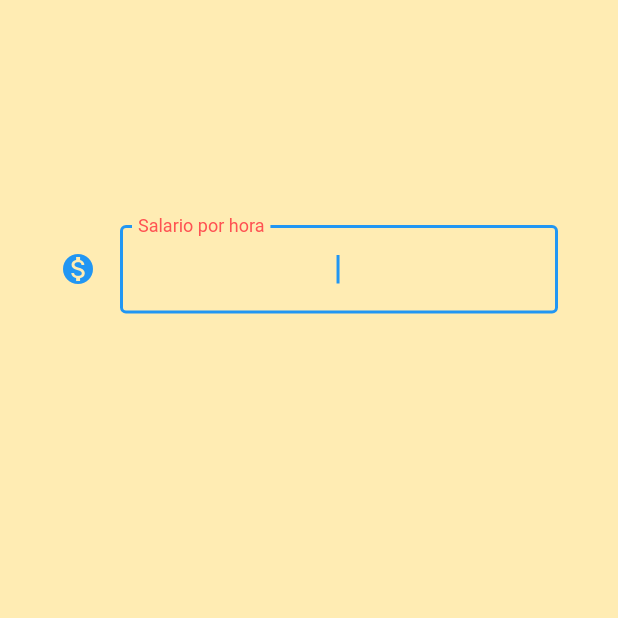
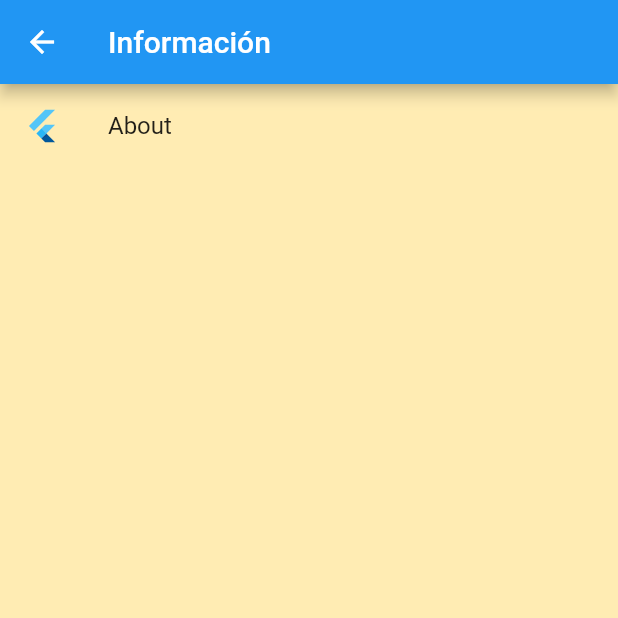
Before and after one commit to ExequielGonzalez/my_salary, a Flutter app: the Config screen opened by its route, on a phone screen of 412 x 824 dp, the top half of it. Run offline on Flutter 3.47's test engine with Material 2 defaults, Android fonts, the phone set to English and light mode, and no system bars; our stand-ins replace flutter_spinkit, hive; accounts and stored records are empty; generated files the repository leaves out were written again.

Commit message:
aplicacion terminada

```diff
--- a/lib/pages/config.dart
+++ b/lib/pages/config.dart
@@ -13,29 +13,48 @@ class _ConfigState extends State<Config> {
   Widget build(BuildContext context) {
     return Scaffold(
       backgroundColor: Colors.amber[100],
-      body: Center(
-          child: Column(
-        children: <Widget>[
-          Padding(
-            padding: const EdgeInsets.fromLTRB(40.0, 150, 40, 0),
-            child: TextField(
-              keyboardType: TextInputType.number,
-              autofocus: true,
-              textAlign: TextAlign.center,
-              decoration: InputDecoration(
-                  icon: Icon(Icons.monetization_on),
-                  // hintText: '...',
-                  labelText: 'Salario por hora',
-                  labelStyle: TextStyle(color: Colors.redAccent),
-                  border: OutlineInputBorder()),
-              onSubmitted: (input) {
-                salaryPerHour = int.parse(input);
-                print(salaryPerHour);
-              },
+      appBar: AppBar(
+        title: Text('Información'),
+      ),
+      body: Container(
+        child: Column(
+          children: <Widget>[
+            AboutListTile(
+              icon: FlutterLogo(),
+              child: Text("About"),
+              aboutBoxChildren: <Widget>[
+                Text("Playground app for Flutter. Contains list of examples."),
+              ],
+              applicationIcon: FlutterLogo(),
+              applicationName: "Flutter Playground",
+              applicationVersion: "1.0.0",
             ),
-          ),
-        ],
-      )),
+          ],
+        ),
+      ),
+      // body: Center(
+      //     child: Column(
+      //   children: <Widget>[
+      //     Padding(
+      //       padding: const EdgeInsets.fromLTRB(40.0, 150, 40, 0),
+      //       child: TextField(
+      //         keyboardType: TextInputType.number,
+      //         autofocus: true,
+      //         textAlign: TextAlign.center,
+      //         decoration: InputDecoration(
+      //             icon: Icon(Icons.monetization_on),
+      //             // hintText: '...',
+      //             labelText: 'Salario por hora',
+      //             labelStyle: TextStyle(color: Colors.redAccent),
+      //             border: OutlineInputBorder()),
+      //         onSubmitted: (input) {
+      //           salaryPerHour = int.parse(input);
+      //           print(salaryPerHour);
+      //         },
+      //       ),
+      //     ),
+      //   ],
+      // )),
     );
   }
 }
--- a/pubspec.yaml
+++ b/pubspec.yaml
@@ -45,8 +45,8 @@ flutter:
   # the material Icons class.
   uses-material-design: true
   # To add assets to your application, add an assets section, like this:
-  # assets:
-  #  - images/a_dot_burr.jpeg
+  assets:
+    - assets/
   #  - images/a_dot_ham.jpeg
   # An image asset can refer to one or more resolution-specific "variants", see
   # https://flutter.dev/assets-and-images/#resolution-aware.
```
Also changed, not shown: lib/pages/home.dart (+100 -67 lines), lib/pages/month.dart (+20 -6 lines), assets/logo.png (added), 10 other files.
